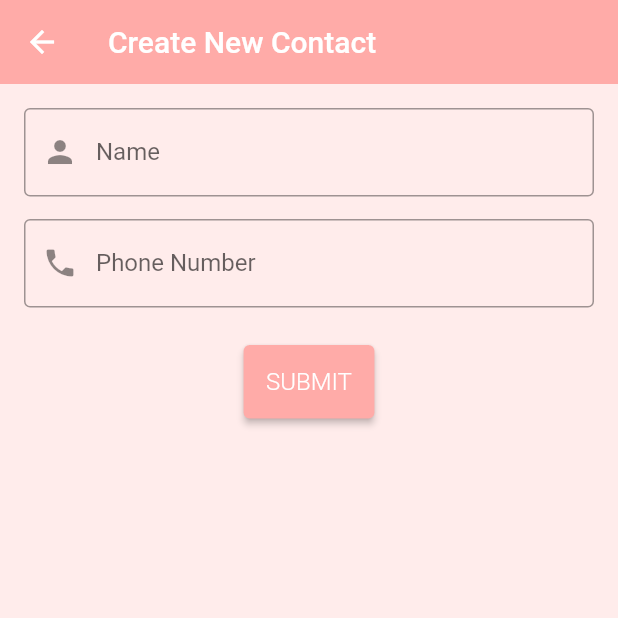
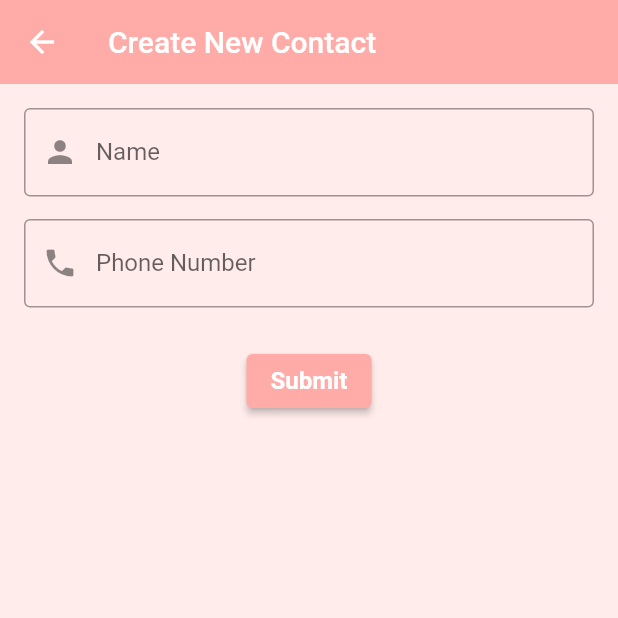
Before and after one commit to angelinefelicia/flutter_angeline-felicia, a Flutter app: the ContactItemScreen screen opened directly, on a phone screen of 412 x 824 dp, the top half of it. Run offline on Flutter 3.47's test engine with Material 2 defaults, Android fonts, the phone set to English and light mode, and no system bars; our stand-ins replace badges, barcode_widget, bloc, flutter_bloc, flutter_colorpicker, image_picker and 1 more; missing offline and left inert: cupertino_list_tile.

Commit message:
Update praktikum section 22

```diff
--- a/22_Flutter State Management (BLoC)/praktikum/alta_section22_praktikum_soal1/lib/bloc/contact_bloc.dart
+++ b/22_Flutter State Management (BLoC)/praktikum/alta_section22_praktikum_soal1/lib/bloc/contact_bloc.dart
@@ -1,4 +1,4 @@
-import 'dart:js';
+import 'dart:io';
 
 import 'package:bloc/bloc.dart';
 import 'package:meta/meta.dart';
@@ -13,6 +13,7 @@ class ContactBloc extends Bloc<ContactEvent, ContactState> {
 
   String _name = '';
   String _num = '';
+  File? _pic;
 
   void mapEventToState(ContactEvent event, Emitter<ContactState> emit) async {
     if (event is ContactEventName) {
@@ -23,6 +24,10 @@ class ContactBloc extends Bloc<ContactEvent, ContactState> {
       _num = event.num;
     }
 
+    if (event is ContactEventPic) {
+      _pic = event.pic;
+    }
+
     emit(getBlocState());
   }
 
@@ -30,6 +35,7 @@ class ContactBloc extends Bloc<ContactEvent, ContactState> {
     return ContactState(
       name: _name,
       num: _num,
+      pic: _pic,
     );
   }
 }
--- a/22_Flutter State Management (BLoC)/praktikum/alta_section22_praktikum_soal1/lib/bloc/contact_event.dart
+++ b/22_Flutter State Management (BLoC)/praktikum/alta_section22_praktikum_soal1/lib/bloc/contact_event.dart
@@ -11,3 +11,8 @@ class ContactEventNum extends ContactEvent {
   ContactEventNum(this.num);
   final String num;
 }
+
+class ContactEventPic extends ContactEvent {
+  ContactEventPic(this.pic);
+  File? pic;
+}
--- a/22_Flutter State Management (BLoC)/praktikum/alta_section22_praktikum_soal1/lib/bloc/contact_state.dart
+++ b/22_Flutter State Management (BLoC)/praktikum/alta_section22_praktikum_soal1/lib/bloc/contact_state.dart
@@ -3,10 +3,12 @@ part of 'contact_bloc.dart';
 class ContactState {
   final String name;
   final String num;
+  File? pic;
 
   ContactState({
     this.name = '',
     this.num = '',
+    this.pic,
   });
 
   List<Object> get properties => [name, num];
--- a/22_Flutter State Management (BLoC)/praktikum/alta_section22_praktikum_soal1/lib/screens/contact_item_screen.dart
+++ b/22_Flutter State Management (BLoC)/praktikum/alta_section22_praktikum_soal1/lib/screens/contact_item_screen.dart
@@ -87,10 +87,8 @@ class _ContactItemScreenState extends State<ContactItemScreen> {
                 ElevatedButton(
                     style: ElevatedButton.styleFrom(
                         primary: darkpink,
-                        padding: const EdgeInsets.symmetric(
-                            horizontal: 15, vertical: 15),
                         textStyle: const TextStyle(
-                            fontSize: 16, fontWeight: FontWeight.w300)),
+                            fontSize: 16, fontWeight: FontWeight.bold)),
                     onPressed: () {
                       if (formKey.currentState!.validate()) {
                         context
@@ -102,7 +100,7 @@ class _ContactItemScreenState extends State<ContactItemScreen> {
                         Navigator.pop(context);
                       }
                     },
-                    child: const Text("SUBMIT")),
+                    child: const Text("Submit")),
               ],
             )),
       ),
--- a/22_Flutter State Management (BLoC)/praktikum/alta_section22_praktikum_soal1/pubspec.yaml
+++ b/22_Flutter State Management (BLoC)/praktikum/alta_section22_praktikum_soal1/pubspec.yaml
@@ -45,9 +45,8 @@ dev_dependencies:
   # package. See that file for information about deactivating specific lint
   # rules and activating additional ones.
   flutter_lints: ^2.0.0
-  provider: ^6.0.2
   flutter_bloc: ^8.0.1
-  equatable: ^2.0.3
+  image_picker: ^0.8.5+3
 
 # For information on the generic Dart part of this file, see the
 # following page: https://dart.dev/tools/pub/pubspec
```
Also changed, not shown: 22_Flutter State Management (BLoC)/praktikum/alta_section22_praktikum_soal1/lib/screens/contact_screen.dart (+77 -3 lines), 22_Flutter State Management (BLoC)/praktikum/alta_section22_praktikum_soal1/pubspec.lock.
